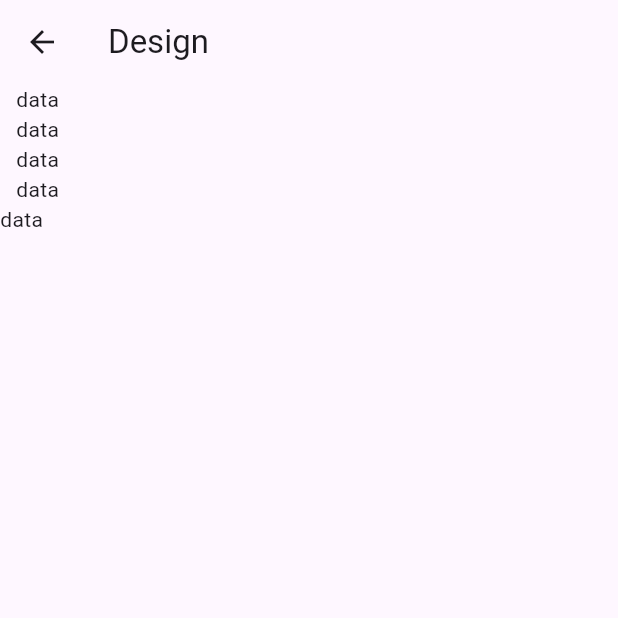
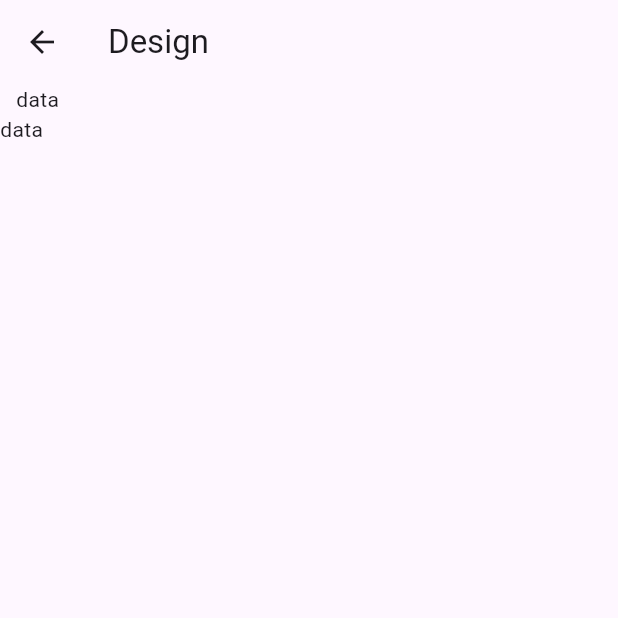
Before and after one commit to fahimshahariar09/calender_practice, a Flutter app: the Design screen opened directly, on a phone screen of 412 x 824 dp, the top half of it. Run offline on Flutter 3.47's test engine with Material 3 defaults, Android fonts, the phone set to English and light mode, and no system bars; our stand-ins replace flick_video_player, flutter_otp_text_field, get, percent_indicator, syncfusion_flutter_sliders, table_calendar and 1 more.

Commit message:
first commit

```diff
--- a/lib/view/screen/design.dart
+++ b/lib/view/screen/design.dart
@@ -40,9 +40,7 @@ class Design extends StatelessWidget {
       body: Column(
         children: [
           Text("data"),
-          Text("data"),
-          Text("data"),
-          Text("data"),
+
           Container(
             height: 20,
             width: 50,
@@ -50,7 +48,7 @@ class Design extends StatelessWidget {
               borderRadius: BorderRadius.circular(10)
             ),
             child: Text("data"),
-          )
+          ),
         ],
       ),
     );
```
